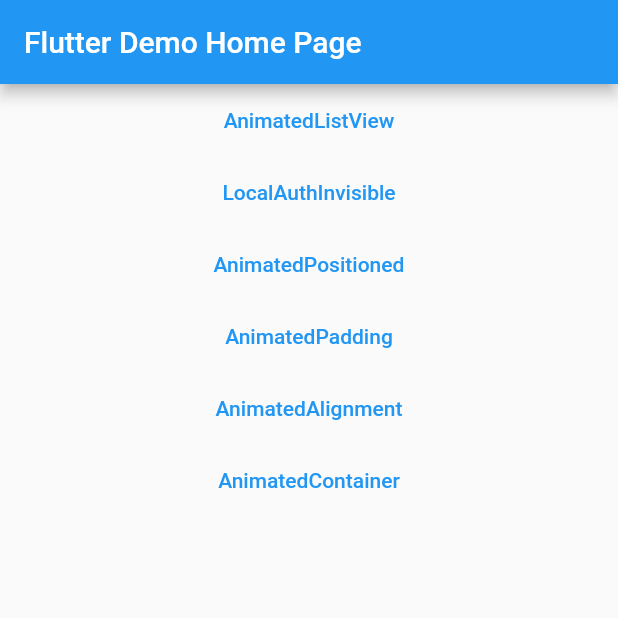
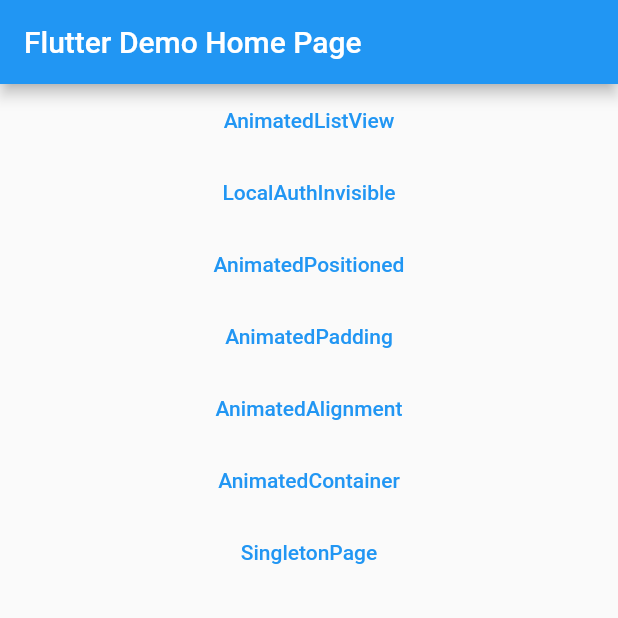
Before and after one commit to WillOliveiraa/example_flutter, a Flutter app: the screen it shows after launch, on a phone screen of 412 x 824 dp, the top half of it. Run offline on Flutter 3.47's test engine with Material 2 defaults, Android fonts, the phone set to English and light mode, and no system bars; missing offline and left inert: flutter_local_auth_invisible.

Commit message:
Add switch singleton

```diff
--- a/lib/main.dart
+++ b/lib/main.dart
@@ -1,3 +1,4 @@
+import 'package:example_flutter/widgets/singleton_page.dart';
 import 'package:flutter/material.dart';
 
 import 'widgets/animated_list.dart';
@@ -8,20 +9,32 @@ import 'widgets/animated_container.dart';
 import 'widgets/local_auth_invisible.dart';
 
 void main() {
-  runApp(const MyApp());
+  runApp(MyApp());
 }
 
 class MyApp extends StatelessWidget {
-  const MyApp({Key? key}) : super(key: key);
+  MyApp({Key? key}) : super(key: key);
+
+  final themeStore = ThemeStore();
 
   @override
   Widget build(BuildContext context) {
+    return AnimatedBuilder(
+      animation: themeStore,
+      builder: (context, child) {
         return MaterialApp(
           title: 'Flutter Demo',
+          darkTheme: ThemeData(
+            primarySwatch: Colors.blue,
+            brightness: Brightness.dark,
+          ),
           theme: ThemeData(
             primarySwatch: Colors.blue,
           ),
+          themeMode: themeStore.themeMode,
           home: const MyHomePage(title: 'Flutter Demo Home Page'),
+        );
+      },
     );
   }
 }
@@ -107,6 +120,15 @@ class _MyHomePageState extends State<MyHomePage> {
                 },
                 child: const Text('AnimatedContainer'),
               ),
+              TextButton(
+                onPressed: () {
+                  Navigator.push(
+                    context,
+                    MaterialPageRoute(builder: (context) => SingletonPage()),
+                  );
+                },
+                child: const Text('SingletonPage'),
+              ),
             ],
           ),
         ),
--- /dev/null
+++ b/lib/widgets/singleton_page.dart
@@ -0,0 +1,46 @@
+import 'package:flutter/material.dart';
+
+class SingletonPage extends StatelessWidget {
+  SingletonPage({Key? key}) : super(key: key);
+
+  // final themeStore = ThemeStore.instance;
+  final themeStore = ThemeStore();
+
+  @override
+  Widget build(BuildContext context) {
+    return Scaffold(
+      appBar: AppBar(title: const Text('Singleton')),
+      body: Center(
+        child: AnimatedBuilder(
+          animation: themeStore,
+          builder: (context, child) {
+            return Switch(
+              value: themeStore.isDarkTheme,
+              onChanged: (value) => themeStore.switchTheme(),
+            );
+          },
+        ),
+      ),
+    );
+  }
+}
+
+class ThemeStore extends ChangeNotifier {
+  // static final ThemeStore _instance = ThemeStore._();
+  // static ThemeStore get instance => _instance;
+  // ThemeStore._();
+
+  static final ThemeStore _instance = ThemeStore._();
+  ThemeStore._();
+  factory ThemeStore() => ThemeStore._instance;
+
+  ThemeMode _themeMode = ThemeMode.light;
+  ThemeMode get themeMode => _themeMode;
+
+  bool get isDarkTheme => _themeMode == ThemeMode.dark;
+
+  void switchTheme() {
+    _themeMode = isDarkTheme ? ThemeMode.light : ThemeMode.dark;
+    notifyListeners();
+  }
+}
```
Also changed, not shown: 1 other file. Lines whose indentation alone changed are shown as unchanged.
